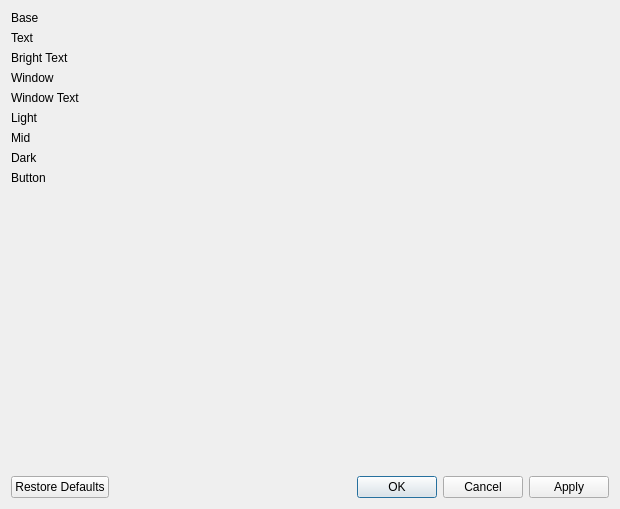
This is src/styleeditor.ui in beige/CreatorStyleEdit as Qt 5 draws it before an edit. The edited form follows.
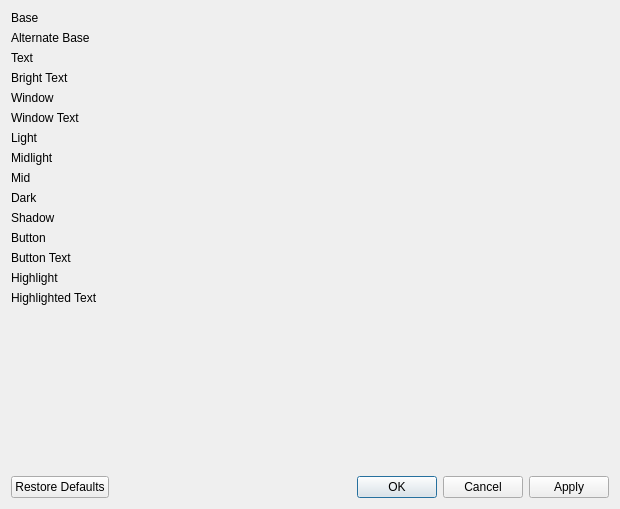
This is the edited form. Custom widgets are drawn as their Qt base class.

Commit message: added more color roles

The edit to the form file:
```diff
--- a/src/styleeditor.ui
+++ b/src/styleeditor.ui
@@ -16,6 +16,9 @@
   <layout class="QVBoxLayout" name="verticalLayout">
    <item>
     <layout class="QFormLayout" name="formLayout">
+     <property name="fieldGrowthPolicy">
+      <enum>QFormLayout::AllNonFixedFieldsGrow</enum>
+     </property>
      <item row="0" column="0">
       <widget class="QLabel" name="label">
        <property name="text">
@@ -26,86 +29,146 @@
      <item row="0" column="1">
       <widget class="ColorSelectorWidget" name="baseSelector" native="true"/>
      </item>
-     <item row="3" column="0">
-      <widget class="QLabel" name="label_2">
-       <property name="text">
-        <string>Window</string>
-       </property>
-      </widget>
-     </item>
-     <item row="4" column="0">
-      <widget class="QLabel" name="label_3">
-       <property name="text">
-        <string>Window Text</string>
-       </property>
-      </widget>
-     </item>
      <item row="1" column="0">
+      <widget class="QLabel" name="label_10">
+       <property name="text">
+        <string>Alternate Base</string>
+       </property>
+      </widget>
+     </item>
+     <item row="1" column="1">
+      <widget class="ColorSelectorWidget" name="alternateBaseSelector" native="true"/>
+     </item>
+     <item row="2" column="0">
       <widget class="QLabel" name="label_4">
        <property name="text">
         <string>Text</string>
        </property>
       </widget>
      </item>
-     <item row="2" column="0">
+     <item row="2" column="1">
+      <widget class="ColorSelectorWidget" name="textSelector" native="true"/>
+     </item>
+     <item row="3" column="0">
       <widget class="QLabel" name="label_5">
        <property name="text">
         <string>Bright Text</string>
        </property>
       </widget>
      </item>
+     <item row="3" column="1">
+      <widget class="ColorSelectorWidget" name="brightTextSelector" native="true"/>
+     </item>
+     <item row="4" column="0">
+      <widget class="QLabel" name="label_2">
+       <property name="text">
+        <string>Window</string>
+       </property>
+      </widget>
+     </item>
+     <item row="4" column="1">
+      <widget class="ColorSelectorWidget" name="windowSelector" native="true"/>
+     </item>
      <item row="5" column="0">
+      <widget class="QLabel" name="label_3">
+       <property name="text">
+        <string>Window Text</string>
+       </property>
+      </widget>
+     </item>
+     <item row="5" column="1">
+      <widget class="ColorSelectorWidget" name="windowTextSelector" native="true"/>
+     </item>
+     <item row="6" column="0">
       <widget class="QLabel" name="label_6">
        <property name="text">
         <string>Light</string>
        </property>
       </widget>
      </item>
+     <item row="6" column="1">
+      <widget class="ColorSelectorWidget" name="lightSelector" native="true"/>
+     </item>
      <item row="7" column="0">
-      <widget class="QLabel" name="label_7">
+      <widget class="QLabel" name="label_12">
        <property name="text">
-        <string>Dark</string>
+        <string>Midlight</string>
        </property>
       </widget>
      </item>
-     <item row="6" column="0">
+     <item row="7" column="1">
+      <widget class="ColorSelectorWidget" name="midlightSelector" native="true"/>
+     </item>
+     <item row="8" column="0">
       <widget class="QLabel" name="label_8">
        <property name="text">
         <string>Mid</string>
        </property>
       </widget>
      </item>
-     <item row="8" column="0">
-      <widget class="QLabel" name="label_9">
-       <property name="text">
-        <string>Button</string>
-       </property>
-      </widget>
-     </item>
-     <item row="1" column="1">
-      <widget class="ColorSelectorWidget" name="textSelector" native="true"/>
-     </item>
-     <item row="2" column="1">
-      <widget class="ColorSelectorWidget" name="brightTextSelector" native="true"/>
-     </item>
-     <item row="3" column="1">
-      <widget class="ColorSelectorWidget" name="windowSelector" native="true"/>
-     </item>
-     <item row="4" column="1">
-      <widget class="ColorSelectorWidget" name="windowTextSelector" native="true"/>
-     </item>
-     <item row="5" column="1">
-      <widget class="ColorSelectorWidget" name="lightSelector" native="true"/>
-     </item>
-     <item row="6" column="1">
+     <item row="8" column="1">
       <widget class="ColorSelectorWidget" name="midSelector" native="true"/>
      </item>
-     <item row="7" column="1">
+     <item row="9" column="0">
+      <widget class="QLabel" name="label_7">
+       <property name="text">
+        <string>Dark</string>
+       </property>
+      </widget>
+     </item>
+     <item row="9" column="1">
       <widget class="ColorSelectorWidget" name="darkSelector" native="true"/>
      </item>
-     <item row="8" column="1">
+     <item row="10" column="1">
+      <widget class="ColorSelectorWidget" name="shadowSelector" native="true"/>
+     </item>
+     <item row="11" column="0">
+      <widget class="QLabel" name="label_9">
+       <property name="text">
+        <string>Button</string>
+       </property>
+      </widget>
+     </item>
+     <item row="11" column="1">
       <widget class="ColorSelectorWidget" name="buttonSelector" native="true"/>
      </item>
+     <item row="12" column="0">
+      <widget class="QLabel" name="label_11">
+       <property name="text">
+        <string>Button Text</string>
+       </property>
+      </widget>
+     </item>
+     <item row="12" column="1">
+      <widget class="ColorSelectorWidget" name="buttonTextSelector" native="true"/>
+     </item>
+     <item row="10" column="0">
+      <widget class="QLabel" name="label_13">
+       <property name="text">
+        <string>Shadow</string>
+       </property>
+      </widget>
+     </item>
+     <item row="13" column="0">
+      <widget class="QLabel" name="label_14">
+       <property name="text">
+        <string>Highlight</string>
+       </property>
+      </widget>
+     </item>
+     <item row="13" column="1">
+      <widget class="ColorSelectorWidget" name="highlightSelector" native="true"/>
+     </item>
+     <item row="14" column="0">
+      <widget class="QLabel" name="label_15">
+       <property name="text">
+        <string>Highlighted Text</string>
+       </property>
+      </widget>
+     </item>
+     <item row="14" column="1">
+      <widget class="ColorSelectorWidget" name="highlightedTextSelector" native="true"/>
+     </item>
     </layout>
    </item>
    <item>
```
The commit also changes 2 other files.
